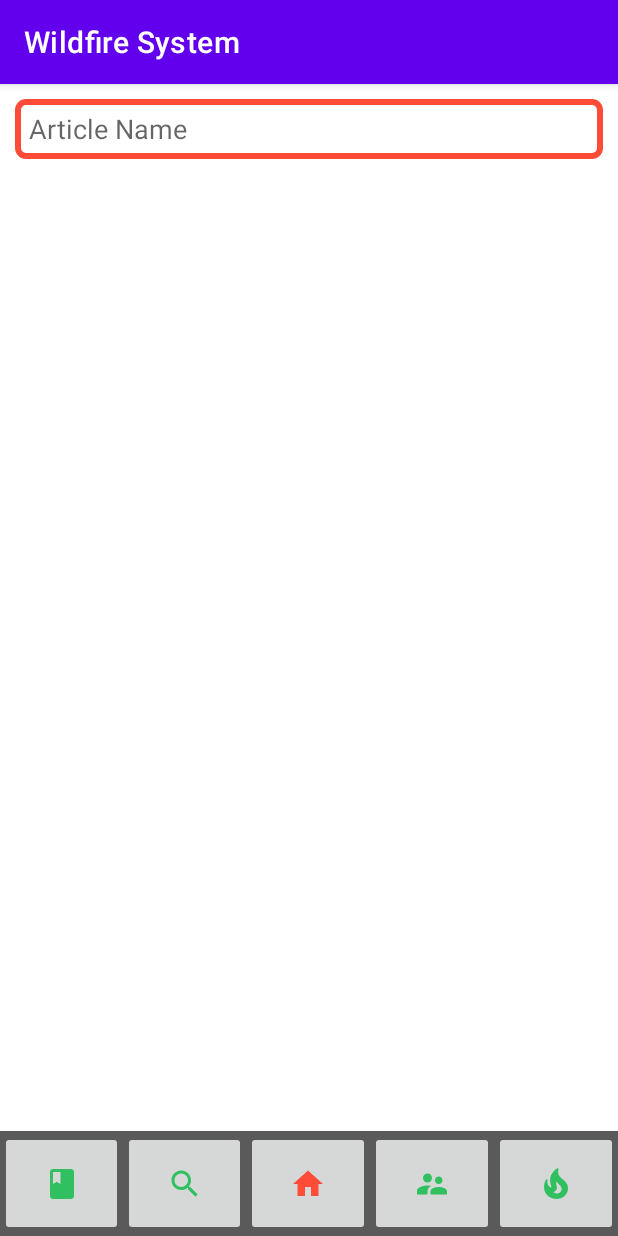
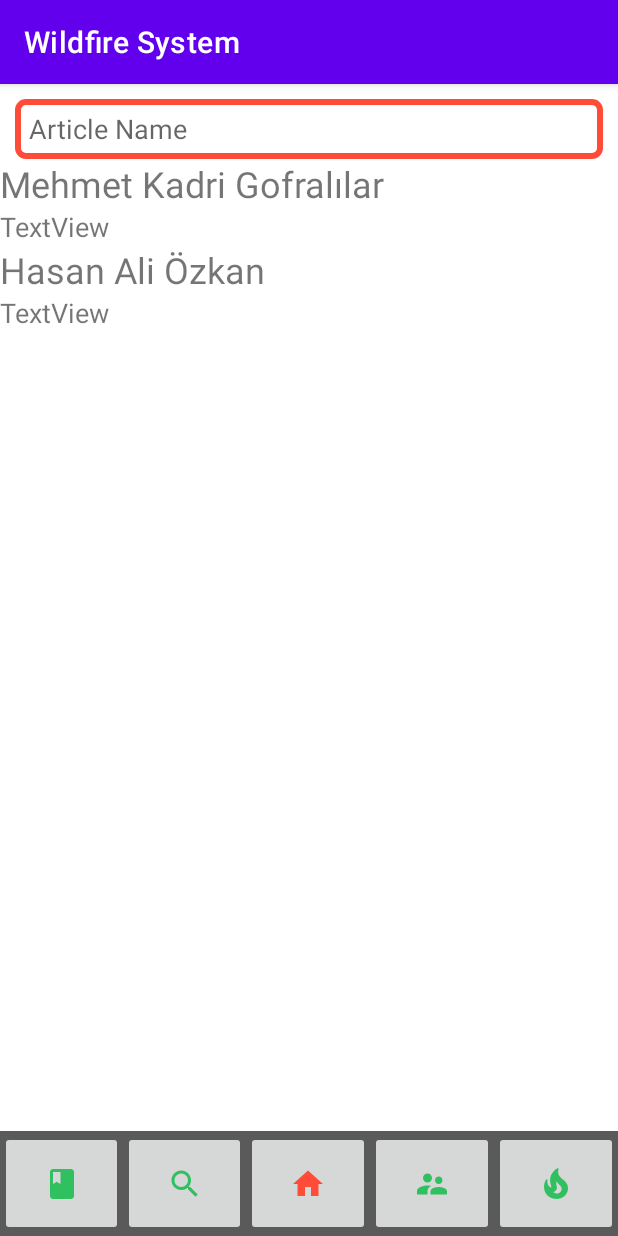
Before and after one commit to VirtusRnD/WAPS_MOBILE, an Android app: the ArticlesPageActivity screen opened directly, with no data from a screen before it, on a phone screen of 412 x 824 dp. Run offline under Robolectric (Android 15) with nearby library versions, the phone set to English and light mode, and no system bars.

Commit message:
Articles page is upgraded

```diff
--- /dev/null
+++ b/app/src/main/java/WildfireAnalysisAndPredictionSystem/test2/Article.java
@@ -0,0 +1,37 @@
+package WildfireAnalysisAndPredictionSystem.test2;
+
+public class Article {
+    private String authors;
+    private String title;
+    private String link;
+
+    public Article(String authors, String title, String link) {
+        this.authors = authors;
+        this.title = title;
+        this.link = link;
+    }
+
+    public String getAuthors() {
+        return authors;
+    }
+
+    public void setAuthors(String authors) {
+        this.authors = authors;
+    }
+
+    public String getTitle() {
+        return title;
+    }
+
+    public void setTitle(String title) {
+        this.title = title;
+    }
+
+    public String getLink() {
+        return link;
+    }
+
+    public void setLink(String link) {
+        this.link = link;
+    }
+}
--- /dev/null
+++ b/app/src/main/java/WildfireAnalysisAndPredictionSystem/test2/ArticleRecyclerViewAdapter.java
@@ -0,0 +1,55 @@
+package WildfireAnalysisAndPredictionSystem.test2;
+
+
+import android.view.LayoutInflater;
+import android.view.View;
+import android.view.ViewGroup;
+import android.widget.TextView;
+
+import androidx.annotation.NonNull;
+import androidx.recyclerview.widget.RecyclerView;
+
+import org.w3c.dom.Text;
+
+import java.util.ArrayList;
+
+public class ArticleRecyclerViewAdapter extends RecyclerView.Adapter<ArticleRecyclerViewAdapter.MyViewHolder> {
+    private ArrayList<Article> articles;
+
+    public ArticleRecyclerViewAdapter(ArrayList<Article> articles) {
+        this.articles = articles;
+    }
+
+    @NonNull
+    @Override
+    public MyViewHolder onCreateViewHolder(@NonNull ViewGroup parent, int viewType) {
+        View view = LayoutInflater.from(parent.getContext()).inflate(R.layout.single_article,parent,false);
+
+        return new MyViewHolder(view);
+    }
+
+    @Override
+    public void onBindViewHolder(@NonNull MyViewHolder holder, int position) {
+        holder.title.setText(articles.get(position).getTitle());
+        holder.title.setText(articles.get(position).getAuthors());
+
+
+    }
+
+    @Override
+    public int getItemCount() {
+        return articles.size();
+    }
+
+    public class MyViewHolder extends  RecyclerView.ViewHolder{
+        TextView authors,title;
+
+
+        public MyViewHolder(@NonNull View itemView) {
+            super(itemView);
+            authors = itemView.findViewById(R.id.txtAuthors);
+            title = itemView.findViewById(R.id.txtTitle);
+
+        }
+    }
+}
--- a/app/src/main/java/WildfireAnalysisAndPredictionSystem/test2/ArticlesPageActivity.java
+++ b/app/src/main/java/WildfireAnalysisAndPredictionSystem/test2/ArticlesPageActivity.java
@@ -1,6 +1,8 @@
 package WildfireAnalysisAndPredictionSystem.test2;
 
 import androidx.appcompat.app.AppCompatActivity;
+import androidx.recyclerview.widget.LinearLayoutManager;
+import androidx.recyclerview.widget.RecyclerView;
 
 import android.content.Intent;
 import android.graphics.PorterDuff;
@@ -8,12 +10,22 @@ import android.os.Bundle;
 import android.view.View;
 import android.widget.ImageView;
 
+import java.util.ArrayList;
+
 public class ArticlesPageActivity extends AppCompatActivity {
+
+    private ArrayList<Article> articles;
+    private RecyclerView recyclerView;
+    private ArticleRecyclerViewAdapter articleRecyclerViewAdapter;
 
     @Override
     protected void onCreate(Bundle savedInstanceState) {
         super.onCreate(savedInstanceState);
         setContentView(R.layout.activity_articles_page);
+
+        viewSettings();
+        fillTheArray();
+        articleRecyclerViewAdapter.notifyDataSetChanged();
 
         ImageView add_wildfire_menu_director = findViewById(R.id.menu_wildfire_adding);
         add_wildfire_menu_director.setOnClickListener(new View.OnClickListener() {
@@ -48,4 +60,18 @@ public class ArticlesPageActivity extends AppCompatActivity {
             }
         });
     }
+
+    private void fillTheArray() {
+        articles.add(new Article("Mehmet Kadri Gofralılar","Orman yangınlarını tahminleme","https://mkgofralilar.com.tr"));
+        articles.add(new Article("Hasan Ali Özkan","Orman yangınlarını tahminleme","https://haozkan.com.tr"));
+    }
+
+    private void viewSettings() {
+        recyclerView = findViewById(R.id.article_list);
+        articles = new ArrayList<>();
+        articleRecyclerViewAdapter = new ArticleRecyclerViewAdapter(articles);
+        recyclerView.setAdapter(articleRecyclerViewAdapter);
+        recyclerView.setLayoutManager(new LinearLayoutManager(this));
+
+    }
 }
--- a/app/src/main/res/layout/activity_articles_page.xml
+++ b/app/src/main/res/layout/activity_articles_page.xml
@@ -31,23 +31,11 @@
                 android:layout_marginEnd="10dp"
                 android:inputType="textPersonName" />
 
-
             <androidx.recyclerview.widget.RecyclerView
                 android:id="@+id/article_list"
                 android:layout_width="match_parent"
-                android:layout_height="wrap_content"
-                android:background="@drawable/box_green"
+                android:layout_height="match_parent" />
 
-                android:layout_marginTop="5dp"
-                android:layout_marginStart="10dp"
-                android:layout_marginEnd="10dp"
-                android:layout_marginBottom="10dp"
-
-                app:layout_constraintTop_toBottomOf="@+id/search_bar"
-
-                app:layout_constraintBottom_toBottomOf="parent">
-
-            </androidx.recyclerview.widget.RecyclerView>
 
         </LinearLayout>
     </ScrollView>
--- a/app/src/main/res/layout/activity_guide_page.xml
+++ b/app/src/main/res/layout/activity_guide_page.xml
@@ -25,8 +25,9 @@
 
                 android:layout_height="220dp"
 
-                android:layout_marginTop="150dp"
+                android:layout_marginTop="148dp"
                 app:layout_constraintEnd_toEndOf="parent"
+                app:layout_constraintHorizontal_bias="0.493"
                 app:layout_constraintStart_toStartOf="parent"
                 app:layout_constraintTop_toTopOf="parent">
 
--- /dev/null
+++ b/app/src/main/res/layout/single_article.xml
@@ -0,0 +1,28 @@
+<?xml version="1.0" encoding="utf-8"?>
+<androidx.constraintlayout.widget.ConstraintLayout xmlns:android="http://schemas.android.com/apk/res/android"
+    xmlns:app="http://schemas.android.com/apk/res-auto"
+    xmlns:tools="http://schemas.android.com/tools"
+    android:layout_width="match_parent"
+    android:layout_height="wrap_content">
+
+    <TextView
+        android:id="@+id/txtTitle"
+        android:layout_width="0dp"
+        android:layout_height="wrap_content"
+        android:text="TextView"
+        android:textSize="24dp"
+        app:layout_constraintBottom_toTopOf="@+id/txtAuthors"
+        app:layout_constraintEnd_toEndOf="parent"
+        app:layout_constraintStart_toStartOf="parent"
+        app:layout_constraintTop_toTopOf="parent" />
+
+    <TextView
+        android:id="@+id/txtAuthors"
+        android:layout_width="0dp"
+        android:layout_height="wrap_content"
+        android:text="TextView"
+        android:textSize="18dp"
+        app:layout_constraintEnd_toEndOf="parent"
+        app:layout_constraintStart_toStartOf="parent"
+        app:layout_constraintTop_toBottomOf="@+id/txtTitle" />
+</androidx.constraintlayout.widget.ConstraintLayout>
```
